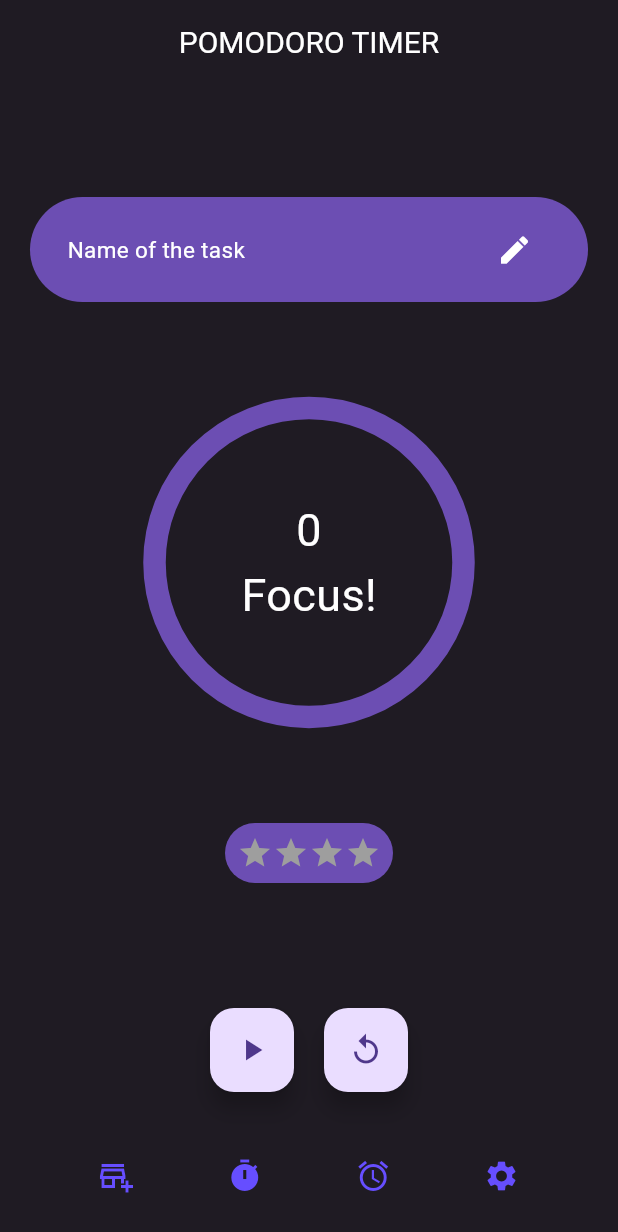
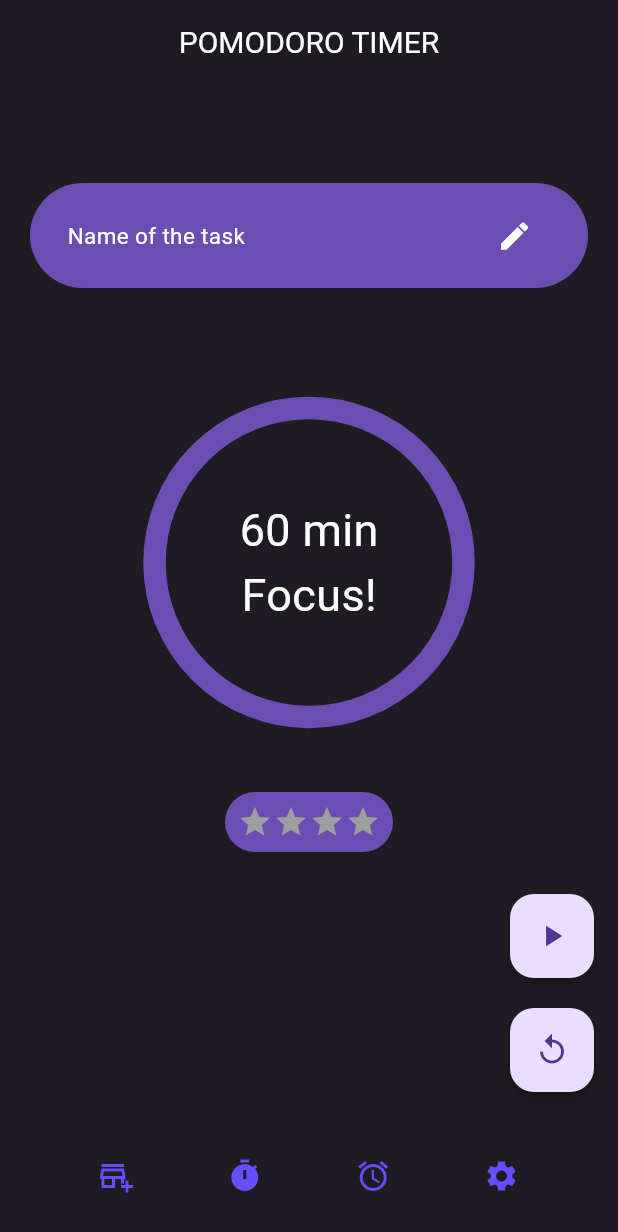
Before and after one commit to UtkarshDeoli/Tomato-Timer, a Flutter app: the screen it shows after launch, on a phone screen of 412 x 824 dp. Shown: the top 1232 px of the screen. Run offline on Flutter 3.47's test engine with Material 3 defaults, Android fonts, the phone set to English and light mode, and no system bars.

Commit message:
Fized Some UI

```diff
--- a/tamatar/lib/Pages/pomoHome.dart
+++ b/tamatar/lib/Pages/pomoHome.dart
@@ -3,8 +3,8 @@ import 'package:flutter/material.dart';
 import 'package:tamatar/Shared/styleSheet.dart';
 import 'package:tamatar/Widgets/pomodoro.dart';
 
-double studyTime = 10 - 1;
-double restTime = 5 - 1;
+double studyTime = 60 * 60;
+double restTime = 15 * 60;
 double currentActiveTime = studyTime;
 int numberOfSessons = 4;
 int currentSesson = 0;
@@ -41,10 +41,14 @@ class _HomeScreenState extends State<HomeScreen> {
       ),
       //body starts here
       body: Center(
+        child: SingleChildScrollView(
+          scrollDirection: Axis.vertical,
           child: Column(
-          mainAxisAlignment: MainAxisAlignment.spaceAround,
             children: [
               const PomodoroFeild(),
+              const SizedBox(
+                height: 80,
+              ),
               Stack(
                 alignment: AlignmentDirectional.center,
                 children: [
@@ -66,7 +70,7 @@ class _HomeScreenState extends State<HomeScreen> {
                   Column(
                     children: [
                       Text(
-                      currentTime.ceil().toString(),
+                        "${((studyTime - currentTime) / 60).floor()} min",
                         style: const TextStyle(fontSize: 30),
                       ),
                       Text(
@@ -76,6 +80,9 @@ class _HomeScreenState extends State<HomeScreen> {
                     ],
                   ),
                 ],
+              ),
+              const SizedBox(
+                height: 50,
               ),
               Padding(
                 padding: const EdgeInsets.fromLTRB(100, 0, 100, 120),
@@ -100,9 +107,10 @@ class _HomeScreenState extends State<HomeScreen> {
             ],
           ),
         ),
-      floatingActionButtonLocation: FloatingActionButtonLocation.centerFloat,
-      floatingActionButton: Row(
-        mainAxisAlignment: MainAxisAlignment.center,
+      ),
+
+      floatingActionButton: Column(
+        mainAxisAlignment: MainAxisAlignment.end,
         children: [
           FloatingActionButton(
             onPressed: () {
@@ -114,7 +122,7 @@ class _HomeScreenState extends State<HomeScreen> {
                 : const Icon(Icons.play_arrow),
           ),
           const SizedBox(
-            width: 20,
+            height: 20,
           ),
           FloatingActionButton(
             onPressed: () {
--- a/tamatar/lib/Widgets/pomodoro.dart
+++ b/tamatar/lib/Widgets/pomodoro.dart
@@ -8,7 +8,7 @@ class PomodoroFeild extends StatelessWidget {
   @override
   Widget build(BuildContext context) {
     return Padding(
-      padding: const EdgeInsets.fromLTRB(20.0, 40.0, 20, 0),
+      padding: const EdgeInsets.fromLTRB(20.0, 10.0, 20, 0),
       child: Container(
         decoration: BoxDecoration(
           color: kcolor3,
```
Lines whose indentation alone changed are shown as unchanged.
